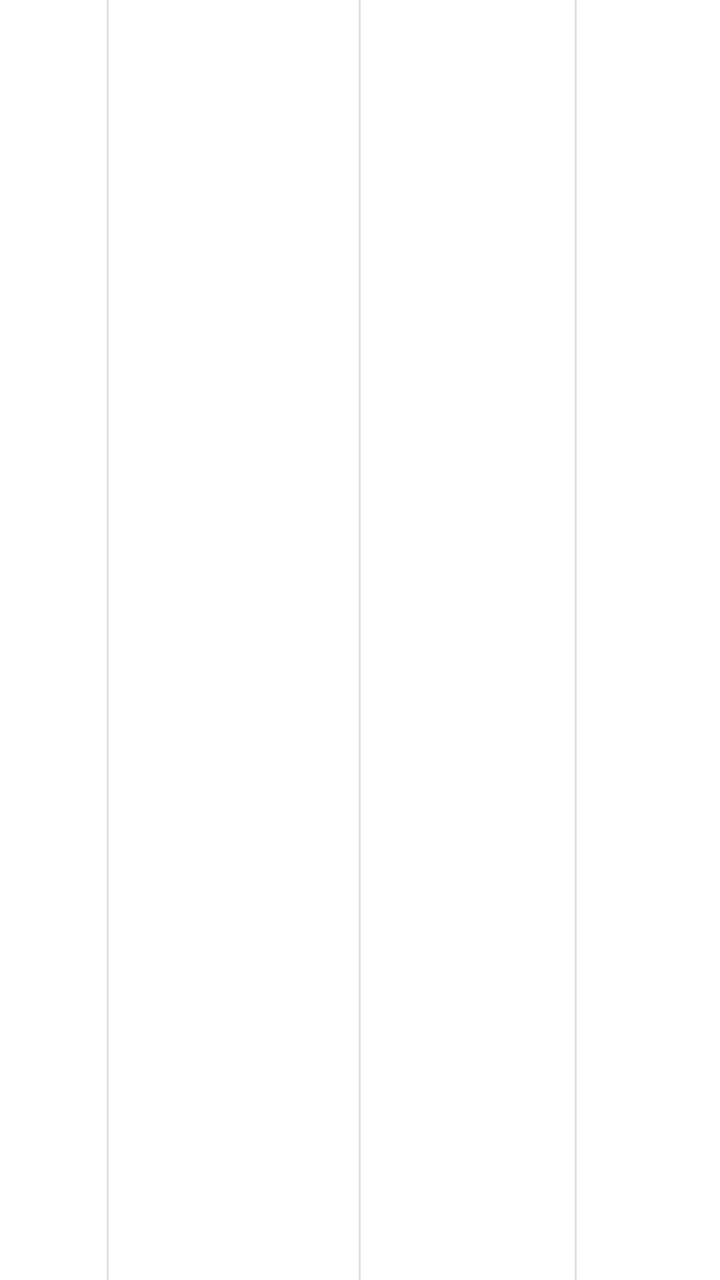
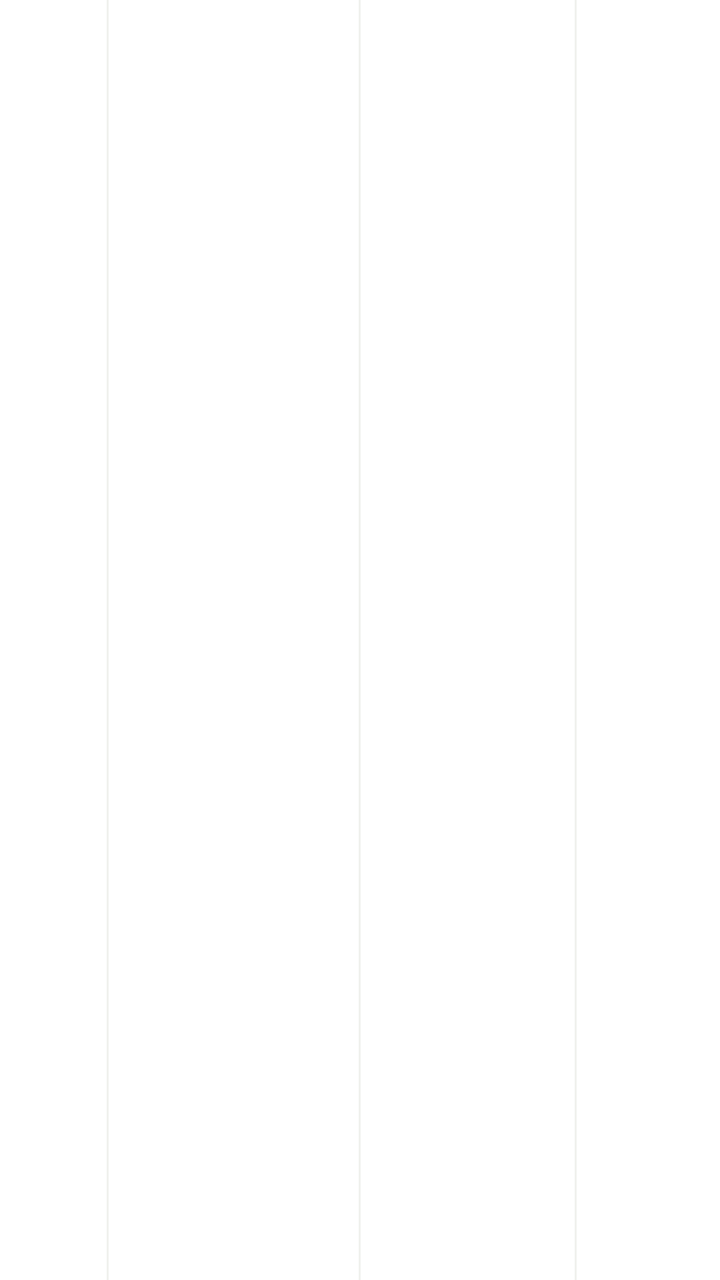

Before-and-after screenshots of an Android layout around one commit, followed by the original layout XML and the change that was made.
<!-- AndroidManifest.xml: application theme Theme.PerformanceTracker -->
<!-- res/layout/item_table_row.xml -->
<?xml version="1.0" encoding="utf-8"?>
<LinearLayout
     xmlns:android="http://schemas.android.com/apk/res/android"
     android:layout_height="wrap_content"
     android:layout_width="match_parent"
     android:weightSum="10"
     android:background="#FFFFFF"
     android:orientation="horizontal">

    <TextView
         android:layout_height="match_parent"
         android:layout_width="0dp"
         android:gravity="center"
         android:padding="10dp"
         android:textSize="14sp"
         android:textColor="#333333"
         android:layout_weight="1.5"
         android:id="@+id/tvSlNo" />

    <View
         android:layout_height="match_parent"
         android:layout_width="1dp"
         android:background="#E0E0E0" />

    <TextView
         android:layout_height="match_parent"
         android:layout_width="0dp"
         android:gravity="center_vertical"
         android:padding="10dp"
         android:ellipsize="end"
         android:textSize="14sp"
         android:textColor="#333333"
         android:maxLines="2"
         android:layout_weight="3.5"
         android:id="@+id/tvApplicantName" />

    <View
         android:layout_height="match_parent"
         android:layout_width="1dp"
         android:background="#E0E0E0" />

    <TextView
         android:layout_height="match_parent"
         android:layout_width="0dp"
         android:gravity="center"
         android:padding="10dp"
         android:textSize="14sp"
         android:textColor="#333333"
         android:layout_weight="3"
         android:id="@+id/tvAccountNo" />

    <View
         android:layout_height="match_parent"
         android:layout_width="1dp"
         android:background="#E0E0E0" />

    <TextView
         android:layout_height="match_parent"
         android:layout_width="0dp"
         android:gravity="center|end"
         android:padding="10dp"
         android:textSize="14sp"
         android:textColor="#2E7D32"
         android:layout_weight="2"
         android:id="@+id/tvLimit"
         android:textStyle="bold" />

</LinearLayout>
<!-- resources referenced by this layout -->
<resources>
  <style name="Theme.PerformanceTracker" parent="Theme.MaterialComponents.DayNight.NoActionBar">
          <item name="colorPrimary">#2196F3</item>
          <item name="colorPrimaryVariant">#1976D2</item>
          <item name="colorOnPrimary">#FFFFFF</item>
          <item name="android:statusBarColor">#1976D2</item>
      </style>
</resources>

<!-- the commit's change to res/layout/item_table_row.xml (unified diff, before → after) -->
@@ -4,7 +4,7 @@
      android:layout_height="wrap_content"
      android:layout_width="match_parent"
      android:weightSum="10"
-     android:background="#FFFFFF"
+     android:background="@color/surface_card"
      android:orientation="horizontal">
 
     <TextView
@@ -13,14 +13,14 @@
          android:gravity="center"
          android:padding="10dp"
          android:textSize="14sp"
-         android:textColor="#333333"
+         android:textColor="@color/text_secondary"
          android:layout_weight="1.5"
          android:id="@+id/tvSlNo" />
 
     <View
          android:layout_height="match_parent"
          android:layout_width="1dp"
-         android:background="#E0E0E0" />
+         android:background="@color/divider_color" />
 
     <TextView
          android:layout_height="match_parent"
@@ -29,7 +29,7 @@
          android:padding="10dp"
          android:ellipsize="end"
          android:textSize="14sp"
-         android:textColor="#333333"
+         android:textColor="@color/text_primary"
          android:maxLines="2"
          android:layout_weight="3.5"
          android:id="@+id/tvApplicantName" />
@@ -37,7 +37,7 @@
     <View
          android:layout_height="match_parent"
          android:layout_width="1dp"
-         android:background="#E0E0E0" />
+         android:background="@color/divider_color" />
 
     <TextView
          android:layout_height="match_parent"
@@ -45,14 +45,14 @@
          android:gravity="center"
          android:padding="10dp"
          android:textSize="14sp"
-         android:textColor="#333333"
+         android:textColor="@color/text_secondary"
          android:layout_weight="3"
          android:id="@+id/tvAccountNo" />
 
     <View
          android:layout_height="match_parent"
          android:layout_width="1dp"
-         android:background="#E0E0E0" />
+         android:background="@color/divider_color" />
 
     <TextView
          android:layout_height="match_parent"
@@ -60,7 +60,7 @@
          android:gravity="center|end"
          android:padding="10dp"
          android:textSize="14sp"
-         android:textColor="#2E7D32"
+         android:textColor="@color/primary"
          android:layout_weight="2"
          android:id="@+id/tvLimit"
          android:textStyle="bold" />
<!-- resource entries referenced after the edit -->
@@ -1,10 +1,43 @@
 <!-- resources referenced by this layout -->
 <resources>
-  <style name="Theme.PerformanceTracker" parent="Theme.MaterialComponents.DayNight.NoActionBar">
-          <item name="colorPrimary">#2196F3</item>
-          <item name="colorPrimaryVariant">#1976D2</item>
-          <item name="colorOnPrimary">#FFFFFF</item>
-          <item name="android:statusBarColor">#1976D2</item>
+  <color name="divider_color">#F0F1EE</color>
+  <color name="primary">#1E5A44</color>
+  <color name="surface_card">#FFFFFF</color>
+  <color name="text_primary">#1C1F1D</color>
+  <color name="text_secondary">#6E7571</color>
+  <style name="Theme.PerformanceTracker" parent="Theme.MaterialComponents.Light.NoActionBar">
+          <item name="colorPrimary">@color/primary</item>
+          <item name="colorPrimaryVariant">@color/primary_dark</item>
+          <item name="colorOnPrimary">@color/white</item>
+          <item name="android:statusBarColor">@color/background</item>
+          <item name="android:windowLightStatusBar">true</item>
+          <item name="android:windowBackground">@color/background</item>
+          <item name="colorSecondary">@color/secondary</item>
+          <item name="colorSurface">@color/surface</item>
+          <item name="colorOnSurface">@color/text_primary</item>
+          <item name="colorControlNormal">@color/input_stroke_unfocused</item>
+          <item name="colorControlActivated">@color/primary</item>
+          <item name="android:textColorHint">@color/text_secondary</item>
+          <item name="textInputStyle">@style/CustomOutlinedBox</item>
       </style>
+  <color name="primary_dark">#154333</color>
+  <color name="white">#FFFFFF</color>
+  <color name="background">#F3F4F1</color>
+  <color name="secondary">#256650</color>
+  <color name="surface">#FFFFFF</color>
+  <color name="input_stroke_unfocused">#B4BEB8</color>
+  <style name="CustomOutlinedBox" parent="Widget.MaterialComponents.TextInputLayout.OutlinedBox">
+          <item name="boxStrokeColor">@color/box_stroke_selector</item>
+          <item name="boxStrokeWidth">1.5dp</item>
+          <item name="boxStrokeWidthFocused">2dp</item>
+          <item name="boxBackgroundColor">@color/input_background</item>
+          <item name="hintTextColor">@color/primary</item>
+          <item name="android:textColorHint">@color/text_secondary</item>
+          <item name="boxCornerRadiusTopStart">12dp</item>
+          <item name="boxCornerRadiusTopEnd">12dp</item>
+          <item name="boxCornerRadiusBottomStart">12dp</item>
+          <item name="boxCornerRadiusBottomEnd">12dp</item>
+      </style>
+  <color name="input_background">#F7FAF8</color>
 </resources>
 
